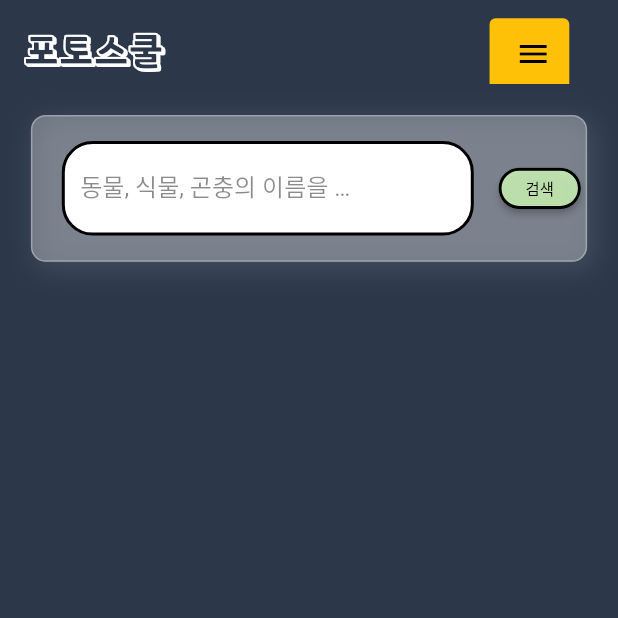
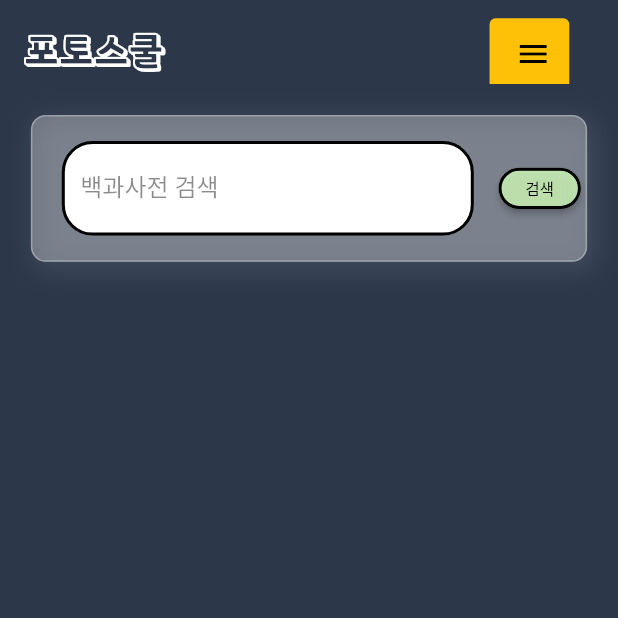
Before and after one commit to boring-km/photoschool-app, a Flutter app: the SearchCreatureScreen screen opened directly with empty values, on a phone screen of 412 x 824 dp, the top half of it. Run offline on Flutter 3.47's test engine with Material 2 defaults, Android fonts, the phone set to English and light mode, and no system bars; our stand-ins replace firebase_auth, firebase_core, firebase_storage, flutter_dotenv, flutter_html, flutter_native_image and 2 more; missing offline and left inert: xml_parser; accounts and stored records are empty; network calls fail; Roboto replaces fonts that are missing (DdoDdo).

```diff
--- a/lib/screens/search_creature_screen.dart
+++ b/lib/screens/search_creature_screen.dart
@@ -88,7 +88,7 @@ class _FindCreatureState extends State<SearchCreatureScreen> {
                           decoration: InputDecoration(
                               border: InputBorder.none,
                               labelText:
-                              '동물, 식물, 곤충의 이름을 입력해주세요 ex) 호랑이, 소나무, 나방',
+                              '백과사전 검색',
                               labelStyle: TextStyle(color: Colors.black45),
                               fillColor: Colors.black),
                           style: TextStyle(color: Colors.black),
@@ -138,7 +138,7 @@ class _FindCreatureState extends State<SearchCreatureScreen> {
 
       final widget = GestureDetector(
         onTap: () {
-          Navigator.of(context).push(
+          Navigator.of(context).pushReplacement(
               MaterialPageRoute(
                   builder: (context) => CreatureDetailScreen(item, user: _user,)
               )
@@ -172,7 +172,7 @@ class _FindCreatureState extends State<SearchCreatureScreen> {
                 Padding(padding: EdgeInsets.symmetric(horizontal: base/5)),
                 Center(child: Text("이름: $name", style: TextStyle(fontSize: base/5, fontWeight: FontWeight.w700, color: Colors.black),)),
                 Padding(padding: EdgeInsets.symmetric(horizontal: base/2)),
-                Center(child: Text("타입: $type", style: TextStyle(fontSize: base/8, color: Colors.black),))
+                Center(child: Text("추가 정보: $type", style: TextStyle(fontSize: base/8, color: Colors.black),))
               ],
             ),
           ),
@@ -209,14 +209,16 @@ class _FindCreatureState extends State<SearchCreatureScreen> {
   _getCreatureSearchedListView(String text, int page) async {
     var list = await PublicAPIService.getChildBookSearch(text, page);
     received = list.length;
+    var resultList = <SearchedDetailItem>[];
     for (var item in list) {
       final result = await PublicAPIService.getChildBookDetail(item.apiId);
       if (result != false) {
-        setState(() {
-          var item = (result as SearchedDetailItem);
-          dataList.add(item);
-        });
+        var item = (result as SearchedDetailItem);
+        resultList.add(item);
       }
     }
+    setState(() {
+      dataList.addAll(resultList);
+    });
   }
 }
```
Also changed, not shown: lib/screens/creature_detail_screen.dart (+34 -4 lines).
